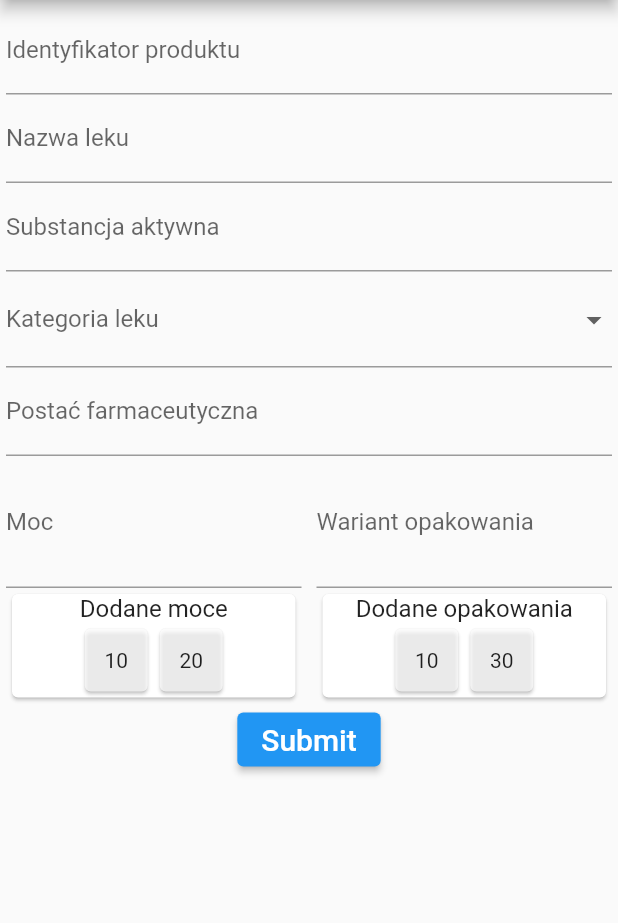
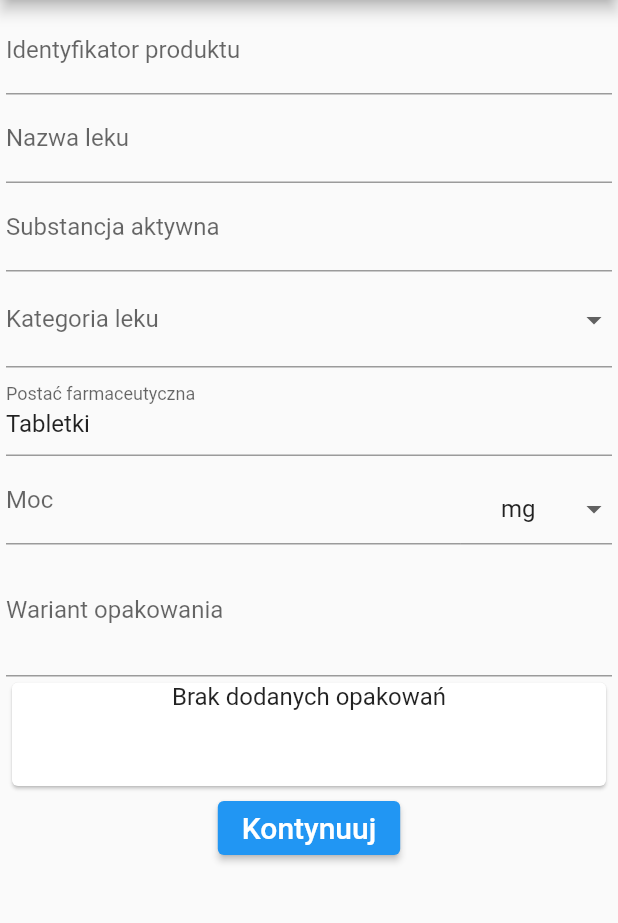
Before and after one commit to XCaine/MedicineDosageApp, a Flutter app: the AddMedication screen opened directly, on a phone screen of 412 x 824 dp, the part 84-1007 px from its top. Run offline on Flutter 3.47's test engine with Material 2 defaults, Android fonts, the phone set to English and light mode, and no system bars; drawn by our look-alikes of flutter_form_builder; our stand-ins replace csv, diacritic, form_builder_validators, go_router, internet_connection_checker, sqflite; accounts and stored records are empty.

Commit message:
Finish implementation of a screen for adding new medications

```diff
--- a/lib/src/code/constants/constants.dart
+++ b/lib/src/code/constants/constants.dart
@@ -5,6 +5,7 @@ class Constants {
   static const String drugDosageCalculatorScreenRoute = '/dosage_calculator';
   static const String settingsScreenRoute = '/settings';
   static const String manageMedicationScreenRoute = '/manage_medications';
+  static const String addMedicationConfirmationScreenRoute = '/medication_added';
 
   static const String databaseName = 'medical_app_database.db';
 }
--- a/lib/src/code/database/database.dart
+++ b/lib/src/code/database/database.dart
@@ -36,7 +36,7 @@ class DatabaseBroker {
     String databasePath =
         join(await sqflite.getDatabasesPath(), Constants.databaseName);
     //TODO REMOVE database delete
-    //await _dropDatabaseIfExists(databasePath);
+    await _dropDatabaseIfExists(databasePath);
 
     sqflite.Database database = await sqflite.openDatabase(
       databasePath,
--- a/lib/src/code/database/model_handlers/database_medication_handler.dart
+++ b/lib/src/code/database/model_handlers/database_medication_handler.dart
@@ -12,7 +12,7 @@ class DatabaseMedicationHandler extends BaseDatabaseQueryHandler<Medication> {
   static final _logger = LogDistributor.getLoggerFor('DatabaseMedicineHandler');
 
   //for registered medicine loader
-  Future<void> insertMedicineList(List<Medication> medicineList) async {
+  Future<bool> insertMedicineList(List<Medication> medicineList, {bool custom = true}) async {
     Database db = databaseBroker.database;
     ApiPackagesMapper packagingMapper = ApiPackagesMapper();
     int chunkSize = 500;
@@ -26,7 +26,7 @@ class DatabaseMedicationHandler extends BaseDatabaseQueryHandler<Medication> {
         _logger.info('Iteration $currentCount/$iterations. Loading $chunkSize medical records per iteration');
         await db.transaction((Transaction txn) async {
           for (Medication medicine in medicineGroup) {
-            medicine.isCustom = 0;
+            medicine.isCustom = custom ? 1 : 0;
             await txn.insert(Medication.tableName(), medicine.toMap(), conflictAlgorithm: ConflictAlgorithm.replace);
             //inserting related packages
             int lastId = await getLastInsertedRowId(txn);
@@ -40,10 +40,12 @@ class DatabaseMedicationHandler extends BaseDatabaseQueryHandler<Medication> {
         });
       } catch (e, stackTrace) {
         _logger.severe('Error during inserting medicine group', e, stackTrace);
+        return false;
       }
     }
     var end = DateTime.now();
     _logger.info('Database load took ${(end.difference(start)).inSeconds} s');
+    return true;
   }
 
 }
--- a/lib/src/code/providers/database/bootstrap_query_provider.dart
+++ b/lib/src/code/providers/database/bootstrap_query_provider.dart
@@ -8,7 +8,7 @@ class BootstrapQueryProvider implements AbstractProvider<String> {
   final String _medicineQuery = '''
     CREATE TABLE ${Medication.tableName()}(
       ${RootDatabaseModel.idFieldName} INTEGER PRIMARY KEY,
-      ${Medication.productIdentifierFieldName} VARCHAR(255) UNIQUE,
+      ${Medication.productIdentifierFieldName} VARCHAR(255),
       ${Medication.productNameFieldName} VARCHAR(255),
       ${Medication.commonlyUsedNameFieldName} VARCHAR(255),
       ${Medication.potencyFieldName} VARCHAR(255),
--- a/lib/src/code/providers/medicine/impl/registered_medication_loader.dart
+++ b/lib/src/code/providers/medicine/impl/registered_medication_loader.dart
@@ -70,7 +70,7 @@ class RegisteredMedicationLoader implements AbstractLoader<Medication> {
 
     try {
       _logger.info('Inserting medical records into database');
-      await DatabaseFacade.medicineHandler.insertMedicineList(medicineList);
+      await DatabaseFacade.medicineHandler.insertMedicineList(medicineList, custom: false);
       AppMetadataDao().setInitialLoadStatus(newStatus: true);
       _logger.info('Loaded medical records into database');
     } catch (e, stackTrace) {
--- a/lib/src/code/providers/medicine/impl/sample_medication_loader.dart
+++ b/lib/src/code/providers/medicine/impl/sample_medication_loader.dart
@@ -33,7 +33,7 @@ class SampleMedicationLoader implements AbstractLoader<Medication> {
     }
     try {
       _logger.info('Inserting sample data to db');
-      DatabaseFacade.medicineHandler.insertMedicineList(medicineList);
+      DatabaseFacade.medicineHandler.insertMedicineList(medicineList, custom: false);
       _logger.info('Finished loading sample records into database');
     } catch(e, stackTrace) {
       String msg = 'Could not load sample medicine data';
--- a/lib/src/views/app.dart
+++ b/lib/src/views/app.dart
@@ -1,6 +1,7 @@
 import 'package:drugs_dosage_app/src/views/bmi_calculator/bmi_calculator_screen.dart';
 import 'package:drugs_dosage_app/src/views/drugs_search/drugs_search.dart';
 import 'package:drugs_dosage_app/src/views/home/home_screen.dart';
+import 'package:drugs_dosage_app/src/views/manage_medications/add_medication/add_medication_confirmation.dart';
 import 'package:drugs_dosage_app/src/views/manage_medications/manage_medications.dart';
 import 'package:drugs_dosage_app/src/ztemp/settings/settings_screen.dart';
 import 'package:flutter/material.dart';
@@ -65,6 +66,12 @@ class _MedicalCalculatorAppState extends State<MedicalCalculatorApp> {
         builder: (BuildContext context, GoRouterState state) {
           return const ManageMedications();
         }
+    ),
+    GoRoute(
+        path: Constants.addMedicationConfirmationScreenRoute,
+        builder: (BuildContext context, GoRouterState state) {
+          return const AddMedicationConfirmation();
+        }
     )
   ]);
 }
--- a/lib/src/views/manage_medications/add_medication/add_medication.dart
+++ b/lib/src/views/manage_medications/add_medication/add_medication.dart
@@ -1,11 +1,16 @@
 import 'package:drugs_dosage_app/src/code/constants/constants.dart';
 import 'package:drugs_dosage_app/src/code/constants/drug_categories.dart';
+import 'package:drugs_dosage_app/src/code/database/database_facade.dart';
 import 'package:drugs_dosage_app/src/code/logging/log_distributor.dart';
 import 'package:drugs_dosage_app/src/code/models/database/medication.dart';
 import 'package:drugs_dosage_app/src/code/models/database/package.dart';
+import 'package:drugs_dosage_app/src/code/shared/map_util.dart';
+import 'package:drugs_dosage_app/src/code/shared/medication_package_json_generator.dart';
+import 'package:drugs_dosage_app/src/views/manage_medications/add_medication/add_medication_dao.dart';
+import 'package:drugs_dosage_app/src/views/manage_medications/add_medication/add_medication_form_validators.dart';
 import 'package:flutter/material.dart';
+import 'package:flutter/services.dart';
 import 'package:flutter_form_builder/flutter_form_builder.dart';
-import 'package:form_builder_validators/form_builder_validators.dart';
 import 'package:go_router/go_router.dart';
 import 'package:logging/logging.dart';
 
@@ -17,34 +22,101 @@ class AddMedication extends StatefulWidget {
 }
 
 class _AddMedicationState extends State<AddMedication> {
-  final _formKey = GlobalKey<FormBuilderState>();
-  static final Logger _logger = LogDistributor.getLoggerFor("finalMedication");
+  late GlobalKey<FormBuilderState> _formKey;
+  static final Logger _logger = LogDistributor.getLoggerFor("AddMedication");
 
-  var potencies = <String>['10', '20'];
-  var packages = <String>['10', '30'];
+  List<String> packages = [];
 
-  void addPotencyOption() {
-    var value = _formKey.currentState!.fields[Medication.potencyFieldName]?.value.toString();
-    if (value != null && value != '') {
+  final List<String> availablePotencyUnits = [
+    'mcg',
+    'mg',
+    'g'
+  ];
+
+  final _addMedicationDao = AddMedicationDao();
+  bool productIdentifierAlreadyExists = false;
+
+  String get addedPackagesTitle {
+    return packages.isEmpty ? 'Brak dodanych opakowań' : 'Dodane opakowania';
+  }
+
+  Future<bool> validateAndCommitRecord(BuildContext context) async {
+    var validationStatus = await validate();
+    if (validationStatus == null || !validationStatus) {
+      return false;
+    }
+
+    var category = _formKey.currentState!.fields[Package.categoryFieldName]!.value;
+    var originalCategory = MapUtil.reverse(DrugCategories.categoryExplanationMap)[category] ?? '';
+
+    String packageDataForMedication = MedicationPackageJsonGenerator.generate(packages, originalCategory);
+    List<Medication> medications = [];
+    _logger.info(packageDataForMedication);
+
+    var medicationInstance = Medication(
+        productIdentifier: _formKey.currentState!.fields[Medication.productIdentifierFieldName]!.value,
+        productName: _formKey.currentState!.fields[Medication.productNameFieldName]!.value,
+        commonlyUsedName: _formKey.currentState!.fields[Medication.commonlyUsedNameFieldName]!.value,
+        pharmaceuticalForm: _formKey.currentState!.fields[Medication.pharmaceuticalFormFieldName]!.value,
+        packaging: packageDataForMedication,
+        permitValidity: 'Bezterminowe',
+        potency: _formKey.currentState!.fields[Medication.potencyFieldName]!.value);
+    medications.add(medicationInstance);
+
+    var status = false;
+    try {
+      var status = await DatabaseFacade.medicineHandler.insertMedicineList(medications);
+      if (status) {
+        context.go(Constants.addMedicationConfirmationScreenRoute);
+      }
+    } catch (e, stackTrace) {
+      _logger.severe('Commit of medical records failed', stackTrace);
+    }
+
+    return status;
+  }
+
+  Future<bool?> validate() async {
+    String? productIdentifier = _formKey.currentState?.fields[Medication.productIdentifierFieldName]?.value;
+    if (productIdentifier != null && productIdentifier != '') {
+      bool exists = await _addMedicationDao.anotherMedicationWithSameProductIdentifierExists(productIdentifier);
       setState(() {
-        potencies.add(value);
+        productIdentifierAlreadyExists = exists;
       });
     }
-  }
 
-  void removePotencyOption(int index) {
-    setState(() {
-      potencies.removeAt(index);
-    });
+    //hack for validation
+    _formKey.currentState?.fields[Package.countFieldName]?.didChange('0');
+
+    var validationResult = _formKey.currentState?.saveAndValidate();
+
+    _formKey.currentState?.fields[Package.countFieldName]?.didChange('');
+
+    return validationResult;
   }
 
   void addPackagingOption() {
     var value = _formKey.currentState!.fields[Package.countFieldName]?.value.toString();
-    if (value != null && value != '') {
+    //hack for validating with same function the 'adding' field and the whole collection
+    var doValidateHack = false;
+    if(packages.isEmpty) {
+      doValidateHack = true;
+      packages.add('');
+    }
+    bool? validationResult = _formKey.currentState!.fields[Package.countFieldName]?.validate();
+
+    if(doValidateHack) {
+      packages.removeAt(0);
+    }
+
+    if (validationResult != null && validationResult == true) {
       setState(() {
-        packages.add(value);
+        packages.add(value!);
+        _formKey.currentState!.fields[Package.countFieldName]!.didChange('');
       });
     }
+
+    _formKey.currentState!.fields[Package.countFieldName]!.requestFocus();
   }
 
   void removePackageOption(int index) {
@@ -57,7 +129,14 @@ class _AddMedicationState extends State<AddMedication> {
     _formKey.currentState?.reset();
     setState(() {
       packages.clear();
-      potencies.clear();
+    });
+  }
+
+  @override
+  void initState() {
+    super.initState();
+    setState(() {
+      _formKey = GlobalKey<FormBuilderState>();
     });
   }
 
@@ -81,17 +160,18 @@ class _AddMedicationState extends State<AddMedication> {
                   FormBuilderTextField(
                     name: Medication.productIdentifierFieldName,
                     decoration: const InputDecoration(labelText: 'Identyfikator produktu'),
-                    validator: FormBuilderValidators.compose([FormBuilderValidators.required()]),
+                    validator: (productIdentifier) => AddMedicationFormValidators.productIdentifierValidator(
+                        productIdentifier, productIdentifierAlreadyExists),
                   ),
                   FormBuilderTextField(
                     name: Medication.productNameFieldName,
                     decoration: const InputDecoration(labelText: 'Nazwa leku'),
-                    validator: FormBuilderValidators.compose([FormBuilderValidators.required()]),
+                    validator: AddMedicationFormValidators.requiredFieldWithPolishExplanation(),
                   ),
                   FormBuilderTextField(
                     name: Medication.commonlyUsedNameFieldName,
                     decoration: const InputDecoration(labelText: 'Substancja aktywna'),
-                    validator: FormBuilderValidators.compose([FormBuilderValidators.required()]),
+                    validator: AddMedicationFormValidators.requiredFieldWithPolishExplanation(),
                   ),
                   FormBuilderDropdown(
                     name: Package.categoryFieldName,
@@ -103,38 +183,55 @@ class _AddMedicationState extends State<AddMedication> {
                               child: Text(explanation),
                             ))
                         .toList(),
-                    validator: FormBuilderValidators.compose([FormBuilderValidators.required()]),
+                    validator: AddMedicationFormValidators.requiredFieldWithPolishExplanation(),
                   ),
                   FormBuilderTextField(
                     name: Medication.pharmaceuticalFormFieldName,
                     decoration: const InputDecoration(labelText: 'Postać farmaceutyczna'),
-                    validator: FormBuilderValidators.compose([FormBuilderValidators.required()]),
+                    initialValue: 'Tabletki',
+                    validator: AddMedicationFormValidators.requiredFieldWithPolishExplanation(),
                   ),
                   Row(
                     children: [
                       Expanded(
+                          flex: 3,
                           child: FormBuilderTextField(
                               name: Medication.potencyFieldName,
-                          decoration: InputDecoration(
-                              labelText: 'Moc',
-                              suffix: IconButton(onPressed: addPotencyOption, icon: const Icon(Icons.add))),
-                          validator: FormBuilderValidators.compose([FormBuilderValidators.required()]),
+                              keyboardType: TextInputType.number,
+                              inputFormatters: [FilteringTextInputFormatter.digitsOnly],
+                              decoration: const InputDecoration(
+                                  labelText: 'Moc'
+                              ),
+                              validator: AddMedicationFormValidators.requiredFieldWithPolishExplanation()
                           ),
                       ),
-                      const SizedBox(
-                        width: 10,
+                      Expanded(
+                          child: Padding(
+                            padding: const EdgeInsets.only(top: 11),
+                            child: FormBuilderDropdown(
+                              name: 'potencyUnit',
+                              initialValue: 'mg',
+                              items: availablePotencyUnits.map((unit) => DropdownMenuItem(
+                                  alignment: AlignmentDirectional.center,
+                                  value: unit,
+                                  child: Text(unit)
+                              )).toList(),
+                              validator: AddMedicationFormValidators.requiredFieldWithPolishExplanation(),
                             ),
-                      Expanded(
-                        child: FormBuilderTextField(
+                          )
+                      )
+                    ],
+                  ),
+                  FormBuilderTextField(
                     name: Package.countFieldName,
+                    keyboardType: TextInputType.number,
+                    inputFormatters: [FilteringTextInputFormatter.digitsOnly],
                     decoration: InputDecoration(
                         labelText: 'Wariant opakowania',
                         suffix: IconButton(onPressed: addPackagingOption, icon: const Icon(Icons.add))),
-                          validator: FormBuilderValidators.compose([FormBuilderValidators.required()]),
+                    validator: (value) => AddMedicationFormValidators.atLeastOneValueInCollection(
+                        value, packages, 'Dodaj przynamniej jeden\nwariant opakowania'),
                   ),
-                      )
-                    ],
-                  )
                 ])),
             Row(
               children: [
@@ -145,48 +242,9 @@ class _AddMedicationState extends State<AddMedication> {
                       elevation: 1,
                       child: Column(
                         children: [
-                          const Text(
-                            'Dodane moce',
-                            style: TextStyle(fontSize: 16),
-                          ),
-                          SizedBox(
-                            height: 50,
-                            child: ListView.builder(
-                              shrinkWrap: true,
-                              scrollDirection: Axis.horizontal,
-                              itemCount: potencies.length,
-                              itemBuilder: (context, index) {
-                                return SizedBox(
-                                  height: 50,
-                                  width: 50,
-                                  child: Card(
-                                      color: Colors.white70,
-                                      child: GestureDetector(
-                                        onTap: () => removePotencyOption(index),
-                                        child: Center(child: Text(potencies[index])),
-                                      )),
-                                );
-                              },
-                            ),
-                          ),
-                        ],
-                      ),
-                    ),
-                  ),
-                ),
-                const SizedBox(
-                  width: 10,
-                ),
-                Expanded(
-                  child: SizedBox(
-                    width: double.infinity,
-                    child: Card(
-                      elevation: 1,
-                      child: Column(
-                        children: [
-                          const Text(
-                            'Dodane opakowania',
-                            style: TextStyle(fontSize: 16),
+                          Text(
+                            addedPackagesTitle,
+                            style: const TextStyle(fontSize: 16),
                           ),
                           SizedBox(
                             height: 50,
@@ -212,20 +270,15 @@ class _AddMedicationState extends State<AddMedication> {
                       ),
                     ),
                   ),
-                )
+                ),
               ],
             ),
             ElevatedButton(
-              onPressed: () {
-                if (_formKey.currentState?.saveAndValidate() ?? false) {
-                  debugPrint(_formKey.currentState?.value.toString());
-                } else {
-                  debugPrint(_formKey.currentState?.value.toString());
-                  debugPrint('validation failed');
-                }
+              onPressed: () async {
+                await validateAndCommitRecord(context);
               },
               child: const Text(
-                'Submit',
+                'Kontynuuj',
                 style: TextStyle(color: Colors.white, fontSize: 20),
               ),
             ),
--- /dev/null
+++ b/lib/src/views/manage_medications/add_medication/add_medication_form_validators.dart
@@ -0,0 +1,34 @@
+import 'package:form_builder_validators/form_builder_validators.dart';
+
+class AddMedicationFormValidators {
+
+  static const String _fieldCannotBeEmpty = 'To pole nie może być puste';
+  static const String _anotherMedicationWithSameIdentifierExists = 'Istnieje już inny lek z tym identyfikatorem';
+  static const String _duplicateElementInCollection = 'Element jest już dodany';
+
+  static String? productIdentifierValidator(String? productIdentifier, bool productIdentifierAlreadyExists) {
+    if(productIdentifier == null || productIdentifier == '') {
+      return _fieldCannotBeEmpty;
+    } else if(productIdentifierAlreadyExists) {
+      return _anotherMedicationWithSameIdentifierExists;
+    } else {
+      return null;
+    }
+  }
+
+  static String? Function(String?) requiredFieldWithPolishExplanation() {
+    return FormBuilderValidators.required(errorText: _fieldCannotBeEmpty);
+  }
+
+  static String? atLeastOneValueInCollection(String? newValue, List<String> collection, String errorMessage) {
+    if(collection.isEmpty) {
+      return errorMessage;
+    } else if(newValue == null || newValue == '') {
+      return _fieldCannotBeEmpty;
+    } else if(collection.contains(newValue)) {
+      return _duplicateElementInCollection;
+    } else {
+      return null;
+    }
+  }
+}
--- a/lib/src/views/manage_medications/manage_medications.dart
+++ b/lib/src/views/manage_medications/manage_medications.dart
@@ -71,8 +71,8 @@ class _ManageMedicationsState extends State<ManageMedications> {
             ? ListView(
                 children: [
                   medicationAdministrationOption('Dodaj lek', Icons.add, const AddMedication()),
-                  medicationAdministrationOption('Usuń lek', Icons.remove, const RemoveMedication()),
-                  medicationAdministrationOption('Zmodyfikuj lek', Icons.edit, const ModifyMedication()),
+                  if(_drugsPresentInDatabase) medicationAdministrationOption('Usuń lek', Icons.remove, const RemoveMedication()),
+                  if(_drugsPresentInDatabase) medicationAdministrationOption('Zmodyfikuj lek', Icons.edit, const ModifyMedication()),
                 ],
               )
             : const NoDrugsInDatabase());
--- a/lib/src/views/manage_medications/modify_medication/modify_medication.dart
+++ b/lib/src/views/manage_medications/modify_medication/modify_medication.dart
@@ -21,6 +21,6 @@ class _ModifyMedicationState extends State<ModifyMedication> {
           title: const Text('Zmodyfikuj lek'),
           actions: [IconButton(onPressed: () => context.go(Constants.homeScreenRoute), icon: const Icon(Icons.home))],
         ),
-        body: Text('test'));
+        body: const Text('test'));
   }
 }
--- a/lib/src/views/manage_medications/remove_medication/remove_medication.dart
+++ b/lib/src/views/manage_medications/remove_medication/remove_medication.dart
@@ -21,6 +21,6 @@ class _RemoveMedicationState extends State<RemoveMedication> {
           title: const Text('Usuń lek'),
           actions: [IconButton(onPressed: () => context.go(Constants.homeScreenRoute), icon: const Icon(Icons.home))],
         ),
-        body: Text('test'));
+        body: const Text('test'));
   }
 }
```
Also changed, not shown: lib/src/code/shared/map_util.dart (added, +10 -0 lines), lib/src/code/shared/medication_package_json_generator.dart (added, +20 -0 lines), lib/src/views/manage_medications/add_medication/add_medication_confirmation.dart (added, +33 -0 lines), lib/src/views/manage_medications/add_medication/add_medication_dao.dart (added, +18 -0 lines), lib/src/views/shared/drug_detail.dart (+0 -11 lines). Lines whose indentation alone changed are shown as unchanged.
